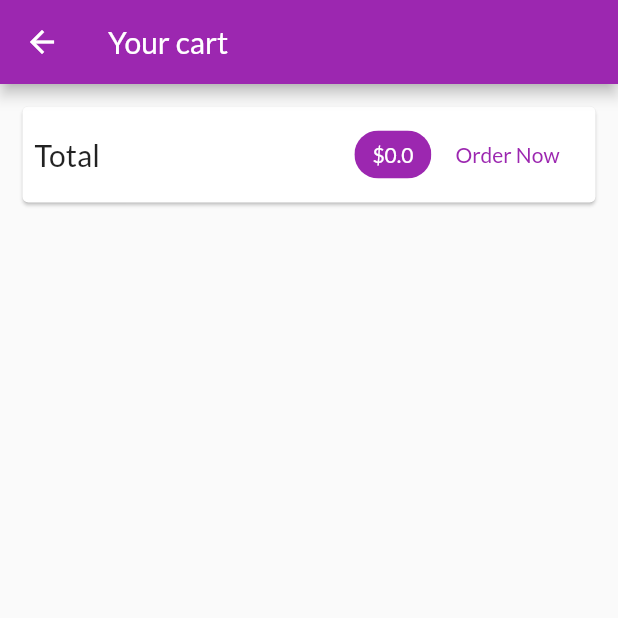
After one commit to jhunderdog/myshop, a Flutter app: the CartScreen screen opened by its route, on a phone screen of 412 x 824 dp, the top half of it. The commit adds this screen. Run offline on Flutter 3.47's test engine with Material 2 defaults, Android fonts, the phone set to English and light mode, and no system bars; network calls fail.

Commit message:
Display a List of Cart

```diff
--- a/lib/main.dart
+++ b/lib/main.dart
@@ -1,5 +1,6 @@
 import 'package:flutter/material.dart';
 import 'package:myshop/providers/cart.dart';
+import 'package:myshop/screens/cart_screen.dart';
 import 'package:provider/provider.dart';
 import 'package:myshop/screens/products_overview_screen.dart';
 import './screens/product_detail_screen.dart';
@@ -33,6 +34,7 @@ class MyApp extends StatelessWidget {
           home: ProductsOverviewScreen(),
           routes: {
             ProductDetailScreen.routeName: (ctx) => ProductDetailScreen(),
+            CartScreen.routeName: (ctx) => CartScreen(),
           }),
     );
   }
--- a/lib/providers/cart.dart
+++ b/lib/providers/cart.dart
@@ -16,11 +16,19 @@ class CartItem {
 class Cart with ChangeNotifier {
   Map<String, CartItem> _items = {};
   Map<String, CartItem> get items {
-    return {...items};
+    return {..._items};
   }
 
   int get itemCount {
     return _items == null ? 0 : _items.length;
+  }
+
+  double get totalAmount {
+    var total = 0.0;
+    _items.forEach((key, cartItem) {
+      total += cartItem.price * cartItem.quantity;
+    });
+    return total;
   }
 
   void addItem(
--- /dev/null
+++ b/lib/screens/cart_screen.dart
@@ -0,0 +1,64 @@
+import 'package:flutter/material.dart';
+import '../providers/cart.dart' show Cart;
+import 'package:provider/provider.dart';
+import '../widgets/cart_item.dart';
+
+class CartScreen extends StatelessWidget {
+  static const routeName = '/cart';
+  @override
+  Widget build(BuildContext context) {
+    final cart = Provider.of<Cart>(context);
+    return Scaffold(
+      appBar: AppBar(
+        title: Text('Your cart'),
+      ),
+      body: Column(
+        children: [
+          Card(
+            margin: const EdgeInsets.all(15),
+            child: Padding(
+              padding: EdgeInsets.all(8),
+              child: Row(
+                mainAxisAlignment: MainAxisAlignment.spaceBetween,
+                children: [
+                  Text(
+                    'Total',
+                    style: TextStyle(fontSize: 20),
+                  ),
+                  Spacer(),
+                  Chip(
+                    label: Text('\$${cart.totalAmount}',
+                        style: TextStyle(
+                          color: Theme.of(context).primaryTextTheme.title.color,
+                        )),
+                    backgroundColor: Theme.of(context).primaryColor,
+                  ),
+                  FlatButton(
+                    onPressed: () {},
+                    child: Text(
+                      'Order Now',
+                    ),
+                    textColor: Theme.of(context).primaryColor,
+                  )
+                ],
+              ),
+            ),
+          ),
+          SizedBox(
+            height: 10,
+          ),
+          Expanded(
+            child: ListView.builder(
+              itemCount: cart.items.length,
+              itemBuilder: (ctx, i) => CartItem(
+                  cart.items.values.toList()[i].id,
+                  cart.items.values.toList()[i].price,
+                  cart.items.values.toList()[i].quantity,
+                  cart.items.values.toList()[i].title),
+            ),
+          )
+        ],
+      ),
+    );
+  }
+}
```
Also changed, not shown: lib/screens/products_overview_screen.dart (+7 -2 lines), lib/widgets/cart_item.dart (added, +32 -0 lines).
